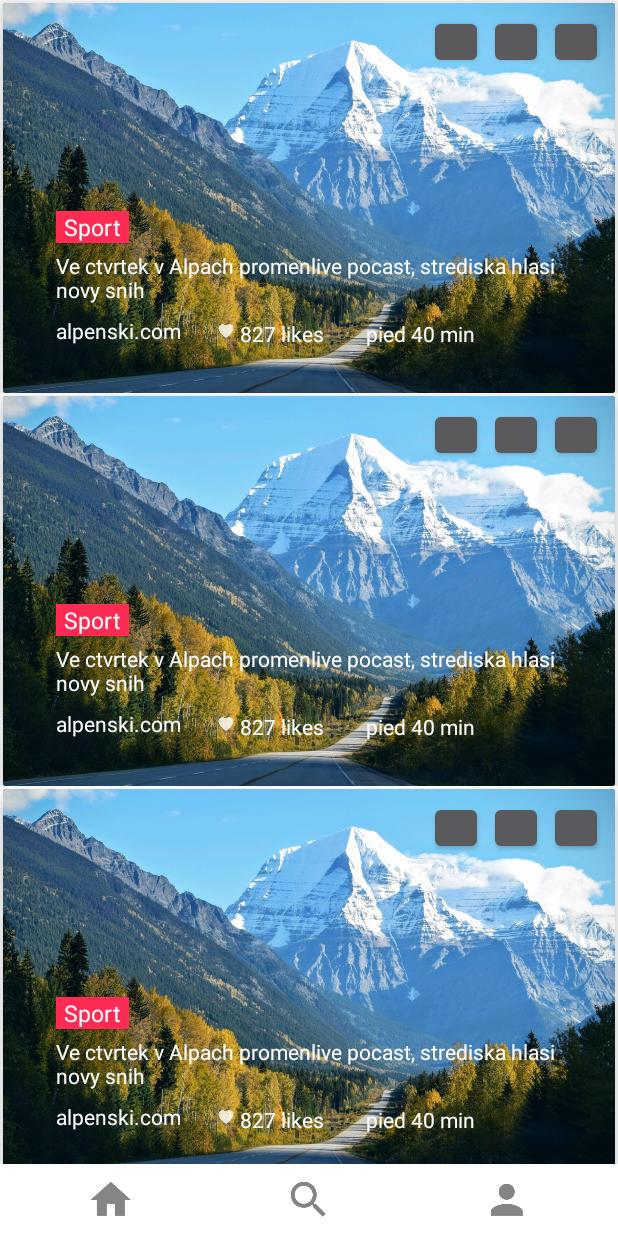
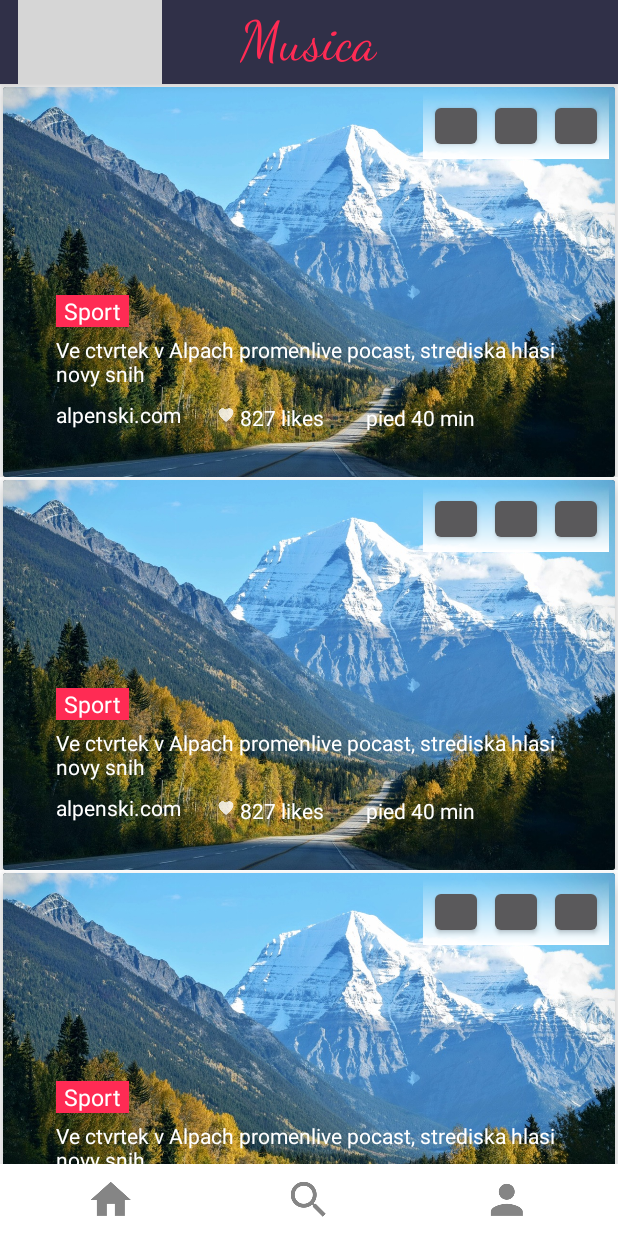
Before and after one commit to therealshabi/Musica, an Android app: the HomeStreamActivity screen opened directly, with no data from a screen before it, on a phone screen of 412 x 824 dp. Run offline under Robolectric (Android 15) with nearby library versions, the phone set to English and light mode, and no system bars; libraries missing offline, so code that uses them is left out: com.like; plain views replace LikeButton; grey boxes are pictures that could not be loaded.

Commit message:
Added Toolbar in Home Stream

```diff
--- a/app/src/main/java/com/finiteloop/musica/HomeStreamActivity.java
+++ b/app/src/main/java/com/finiteloop/musica/HomeStreamActivity.java
@@ -1,26 +1,27 @@
 package com.finiteloop.musica;
 
+import android.os.Bundle;
 import android.support.annotation.NonNull;
 import android.support.design.widget.NavigationView;
+import android.support.v4.view.GravityCompat;
 import android.support.v4.widget.DrawerLayout;
 import android.support.v7.app.AppCompatActivity;
-import android.os.Bundle;
 import android.support.v7.widget.LinearLayoutManager;
 import android.support.v7.widget.RecyclerView;
 import android.view.LayoutInflater;
 import android.view.MenuItem;
 import android.view.View;
 import android.view.ViewGroup;
-import android.widget.Button;
 import android.widget.ImageView;
 import android.widget.Toast;
 
 public class HomeStreamActivity extends AppCompatActivity {
 
     public RecyclerView recyclerView;
+    ImageView mNavigationToggle;
     private ImageView searchButton;
     private ImageView profileButton;
-    private DrawerLayout drawerLayout;
+    private DrawerLayout mDrawerLayout;
     private NavigationView navigationView;
 
     @Override
@@ -28,64 +29,73 @@
         super.onCreate(savedInstanceState);
         setContentView(R.layout.activity_home_stream);
 
-        searchButton=(ImageView)findViewById(R.id.activity_home_stream_searchButton);
-        profileButton=(ImageView)findViewById(R.id.activity_home_stream_profileButton);
+        searchButton = (ImageView) findViewById(R.id.activity_home_stream_searchButton);
+        profileButton = (ImageView) findViewById(R.id.activity_home_stream_profileButton);
 
-        drawerLayout=(DrawerLayout)findViewById(R.id.activity_home_stream_drawerLayout);
-        navigationView=(NavigationView)findViewById(R.id.activity_home_stream_navigationView);
+        mDrawerLayout = (DrawerLayout) findViewById(R.id.activity_home_stream_drawerLayout);
+        navigationView = (NavigationView) findViewById(R.id.activity_home_stream_navigationView);
 
-        recyclerView=(RecyclerView)findViewById(R.id.home_stream_recyclerView);
+        mNavigationToggle = (ImageView) findViewById(R.id.home_stream_activity_toolbar_navigation_toggle);
+
+        recyclerView = (RecyclerView) findViewById(R.id.home_stream_recyclerView);
         recyclerView.setLayoutManager(new LinearLayoutManager(getBaseContext()));
         recyclerView.setAdapter(new RecyclerViewAdapter());
 
         searchButton.setOnClickListener(new View.OnClickListener() {
             @Override
             public void onClick(View view) {
-                Toast.makeText(getBaseContext(),"Search Activity shows up ",Toast.LENGTH_SHORT).show();
+                Toast.makeText(getBaseContext(), "Search Activity shows up ", Toast.LENGTH_SHORT).show();
             }
         });
 
         profileButton.setOnClickListener(new View.OnClickListener() {
             @Override
             public void onClick(View view) {
-                Toast.makeText(getBaseContext(),"Profile Activity shows up ",Toast.LENGTH_SHORT).show();
+                Toast.makeText(getBaseContext(), "Profile Activity shows up ", Toast.LENGTH_SHORT).show();
+            }
+        });
+
+        mNavigationToggle.setOnClickListener(new View.OnClickListener() {
+            @Override
+            public void onClick(View view) {
+                mDrawerLayout.openDrawer(GravityCompat.START);
             }
         });
 
         navigationView.setNavigationItemSelectedListener(new NavigationView.OnNavigationItemSelectedListener() {
             @Override
             public boolean onNavigationItemSelected(@NonNull MenuItem item) {
-                switch (item.getItemId()){
-                    case R.id.navigation_menu_home:{
-                        Toast.makeText(getBaseContext(),"Home Button Pressed",Toast.LENGTH_SHORT).show();
+                switch (item.getItemId()) {
+                    case R.id.navigation_menu_home: {
+                        Toast.makeText(getBaseContext(), "Home Button Pressed", Toast.LENGTH_SHORT).show();
                         return true;
                     }
-                    case R.id.navigation_menu_explore:{
-                        Toast.makeText(getBaseContext(),"Explore Button Pressed",Toast.LENGTH_SHORT).show();
+                    case R.id.navigation_menu_explore: {
+                        Toast.makeText(getBaseContext(), "Explore Button Pressed", Toast.LENGTH_SHORT).show();
                         return true;
                     }
-                    case R.id.navigation_menu_playlist:{
-                        Toast.makeText(getBaseContext(),"Playlist Button Pressed",Toast.LENGTH_SHORT).show();
+                    case R.id.navigation_menu_playlist: {
+                        Toast.makeText(getBaseContext(), "Playlist Button Pressed", Toast.LENGTH_SHORT).show();
                         return true;
                     }
-                    case R.id.navigation_menu_notifications:{
-                        Toast.makeText(getBaseContext(),"Notifications Button Pressed",Toast.LENGTH_SHORT).show();
+                    case R.id.navigation_menu_notifications: {
+                        Toast.makeText(getBaseContext(), "Notifications Button Pressed", Toast.LENGTH_SHORT).show();
                         return true;
                     }
-                    case R.id.navigation_menu_profile:{
-                        Toast.makeText(getBaseContext(),"Profile Button Pressed",Toast.LENGTH_SHORT).show();
+                    case R.id.navigation_menu_profile: {
+                        Toast.makeText(getBaseContext(), "Profile Button Pressed", Toast.LENGTH_SHORT).show();
                         return true;
                     }
-                    case R.id.navigation_menu_report_and_feedback:{
-                        Toast.makeText(getBaseContext(),"Report And Feedback Button Pressed",Toast.LENGTH_SHORT).show();
+                    case R.id.navigation_menu_report_and_feedback: {
+                        Toast.makeText(getBaseContext(), "Report And Feedback Button Pressed", Toast.LENGTH_SHORT).show();
                         return true;
                     }
-                    case R.id.navigation_menu_settings:{
-                        Toast.makeText(getBaseContext(),"Settings Button Pressed",Toast.LENGTH_SHORT).show();
+                    case R.id.navigation_menu_settings: {
+                        Toast.makeText(getBaseContext(), "Settings Button Pressed", Toast.LENGTH_SHORT).show();
                         return true;
                     }
-                    case R.id.navigation_menu_signOut:{
-                        Toast.makeText(getBaseContext(),"SignOut Button Pressed",Toast.LENGTH_SHORT).show();
+                    case R.id.navigation_menu_signOut: {
+                        Toast.makeText(getBaseContext(), "SignOut Button Pressed", Toast.LENGTH_SHORT).show();
                         return true;
                     }
                 }
@@ -94,7 +104,7 @@
         });
     }
 
-    public class RecyclerViewAdapter extends RecyclerView.Adapter<RecyclerViewHolder>{
+    public class RecyclerViewAdapter extends RecyclerView.Adapter<RecyclerViewHolder> {
 
         @Override
         public RecyclerViewHolder onCreateViewHolder(ViewGroup parent, int viewType) {
@@ -112,7 +122,8 @@
             return 5;
         }
     }
-    public class RecyclerViewHolder extends RecyclerView.ViewHolder{
+
+    public class RecyclerViewHolder extends RecyclerView.ViewHolder {
 
         public RecyclerViewHolder(View itemView) {
             super(itemView);
--- /dev/null
+++ b/app/src/main/res/drawable/home_stream_like_buttons_background.xml
@@ -0,0 +1,11 @@
+<?xml version="1.0" encoding="utf-8"?>
+<shape xmlns:android="http://schemas.android.com/apk/res/android"
+    android:shape="rectangle">
+
+    <solid android:color="@android:color/black" />
+    <gradient
+        android:angle="90"
+        android:endColor="#00FFFFFF"
+        android:startColor="#FFFFFFFF"
+        android:type="linear" />
+</shape>
--- a/app/src/main/res/layout/activity_home_stream.xml
+++ b/app/src/main/res/layout/activity_home_stream.xml
@@ -2,7 +2,6 @@
 
 <android.support.v4.widget.DrawerLayout xmlns:android="http://schemas.android.com/apk/res/android"
     xmlns:app="http://schemas.android.com/apk/res-auto"
-    xmlns:tools="http://schemas.android.com/tools"
     android:id="@+id/activity_home_stream_drawerLayout"
     android:layout_width="match_parent"
     android:layout_height="match_parent"
@@ -13,22 +12,53 @@
         android:layout_width="match_parent"
         android:layout_height="match_parent">
 
-        <LinearLayout
+        <RelativeLayout
             android:layout_width="match_parent"
             android:layout_height="match_parent"
             android:orientation="vertical">
 
-            <android.support.v7.widget.RecyclerView
-                android:id="@+id/home_stream_recyclerView"
+            <android.support.design.widget.AppBarLayout
+                android:id="@+id/home_stream_activity_app_bar_layout"
                 android:layout_width="match_parent"
-                android:layout_height="wrap_content"
-                android:layout_weight="10">
+                android:layout_height="wrap_content">
 
-            </android.support.v7.widget.RecyclerView>
+                <android.support.design.widget.CollapsingToolbarLayout
+                    android:id="@+id/home_stream_activity_toolbar"
+                    android:layout_width="match_parent"
+                    android:layout_height="?attr/actionBarSize">
+
+                    <RelativeLayout
+                        android:layout_width="match_parent"
+                        android:layout_height="match_parent">
+
+                        <ImageView
+                            android:id="@+id/home_stream_activity_toolbar_navigation_toggle"
+                            android:layout_width="wrap_content"
+                            android:layout_height="match_parent"
+                            android:layout_marginLeft="12dp"
+                            android:src="@drawable/ic_view_headline_white_36dp" />
+
+                        <TextView
+                            android:layout_width="wrap_content"
+                            android:layout_height="wrap_content"
+                            android:layout_centerHorizontal="true"
+                            android:layout_centerVertical="true"
+                            android:fontFamily="cursive"
+                            android:text="Musica"
+                            android:textColor="@color/colorAccent"
+                            android:textSize="36sp" />
+
+                    </RelativeLayout>
+
+                </android.support.design.widget.CollapsingToolbarLayout>
+            </android.support.design.widget.AppBarLayout>
+
 
             <LinearLayout
+                android:id="@+id/home_stream_activity_bottom_bar_linear_layout"
                 android:layout_width="match_parent"
                 android:layout_height="48dp"
+                android:layout_alignParentBottom="true"
                 android:orientation="horizontal"
                 android:padding="8dp">
 
@@ -37,25 +67,35 @@
                     android:layout_width="wrap_content"
                     android:layout_height="wrap_content"
                     android:layout_weight="1"
-                    android:src="@drawable/ic_home_button"/>
+                    android:src="@drawable/ic_home_button" />
 
                 <ImageView
                     android:id="@+id/activity_home_stream_searchButton"
                     android:layout_width="wrap_content"
                     android:layout_height="wrap_content"
                     android:layout_weight="1"
-                    android:src="@drawable/ic_search_button"/>
+                    android:src="@drawable/ic_search_button" />
 
                 <ImageView
                     android:id="@+id/activity_home_stream_profileButton"
                     android:layout_width="wrap_content"
                     android:layout_height="wrap_content"
                     android:layout_weight="1"
-                    android:src="@drawable/ic_profile_button"/>
+                    android:src="@drawable/ic_profile_button" />
 
             </LinearLayout>
 
-        </LinearLayout>
+            <android.support.v7.widget.RecyclerView
+                android:id="@+id/home_stream_recyclerView"
+                android:layout_width="match_parent"
+                android:layout_height="wrap_content"
+                android:layout_above="@id/home_stream_activity_bottom_bar_linear_layout"
+                android:layout_below="@id/home_stream_activity_app_bar_layout"
+                android:layout_weight="10">
+
+            </android.support.v7.widget.RecyclerView>
+
+        </RelativeLayout>
 
     </android.support.design.widget.CoordinatorLayout>
 
--- a/app/src/main/res/layout/homestream_card_view.xml
+++ b/app/src/main/res/layout/homestream_card_view.xml
@@ -95,18 +95,19 @@
                 android:layout_height="wrap_content"
                 android:layout_alignParentEnd="true"
                 android:layout_marginRight="4dp"
+                android:layout_marginTop="4dp"
+                android:background="@drawable/home_stream_like_buttons_background"
                 android:elevation="12dp"
-                android:layout_marginTop="4dp"
-                android:padding="4dp"
-                android:orientation="horizontal">
+                android:orientation="horizontal"
+                android:padding="4dp">
 
                 <com.like.LikeButton
                     android:id="@+id/like"
                     android:layout_width="36dp"
                     android:layout_height="36dp"
-                    app:icon_size="20dp"
                     android:layout_marginRight="2dp"
                     android:clickable="true"
+                    app:icon_size="20dp"
                     app:icon_type="heart">
 
                 </com.like.LikeButton>
@@ -115,10 +116,10 @@
                     android:id="@+id/star_button"
                     android:layout_width="36dp"
                     android:layout_height="36dp"
+                    android:layout_marginLeft="2dp"
                     android:layout_marginRight="2dp"
-                    android:layout_marginLeft="2dp"
+                    android:clickable="true"
                     app:icon_size="20dp"
-                    android:clickable="true"
                     app:icon_type="star">
 
                 </com.like.LikeButton>
@@ -126,11 +127,11 @@
                 <com.like.LikeButton
                     android:id="@+id/thumb"
                     android:layout_width="36dp"
+                    android:layout_height="36dp"
                     android:layout_marginLeft="2dp"
-                    android:layout_height="36dp"
+                    android:clickable="true"
                     app:icon_size="20dp"
-                    app:icon_type="thumb"
-                    android:clickable="true"/>
+                    app:icon_type="thumb" />
 
             </LinearLayout>
 
```
Lines whose indentation alone changed are shown as unchanged.
